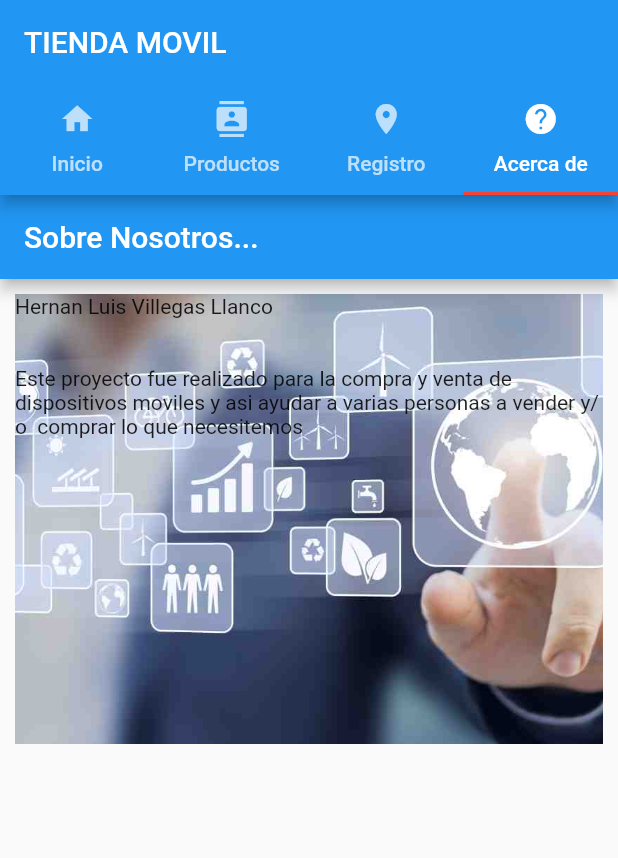
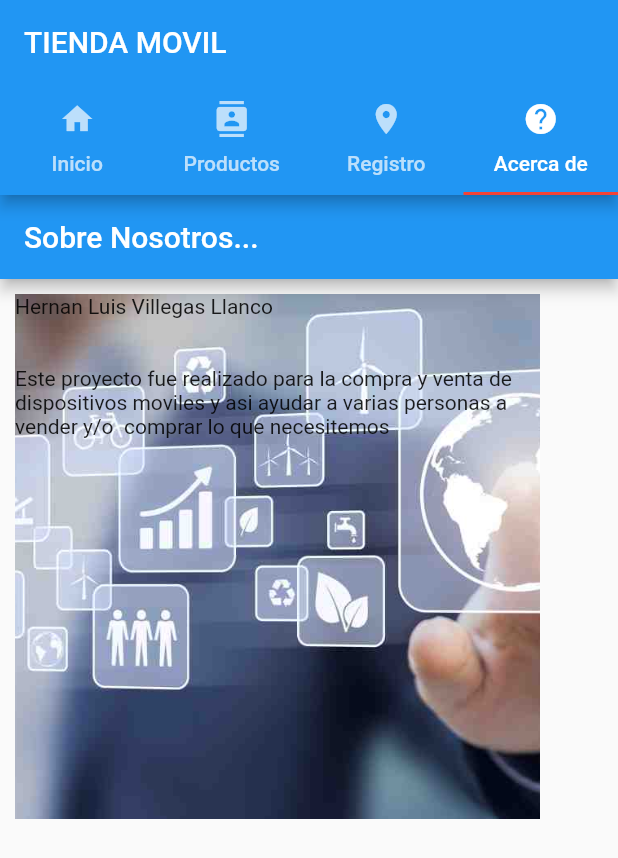
Before and after one commit to hernanvillegas/Tienda_Movil, a Flutter app: the screen it shows after launch, tab 4 chosen, on a phone screen of 412 x 824 dp. Shown: the top 858 px of the screen. Run offline on Flutter 3.47's test engine with Material 2 defaults, Android fonts, the light colour scheme and no system bars.

Commit message:
proyecto Terminado

```diff
--- a/lib/taps/nosotros.dart
+++ b/lib/taps/nosotros.dart
@@ -16,8 +16,8 @@ body: new Stack(
           //agregamos una imagen
           new Container(
             margin: const EdgeInsets.all(10.0), //margenes por todos lados
-            width: 400.0, //ancho de la img
-            height: 300.0, //largo de la img
+            width: 350.0, //ancho de la img
+            height: 350.0, //largo de la img
             child: new Text('Hernan Luis Villegas Llanco \n\n\nEste proyecto fue realizado para la compra y venta de dispositivos moviles y asi ayudar a varias personas a vender y/o  comprar lo que necesitemos'),
             decoration: new BoxDecoration(
               image: new DecorationImage(image:new AssetImage("assets/images/menu.jpg"),
```
